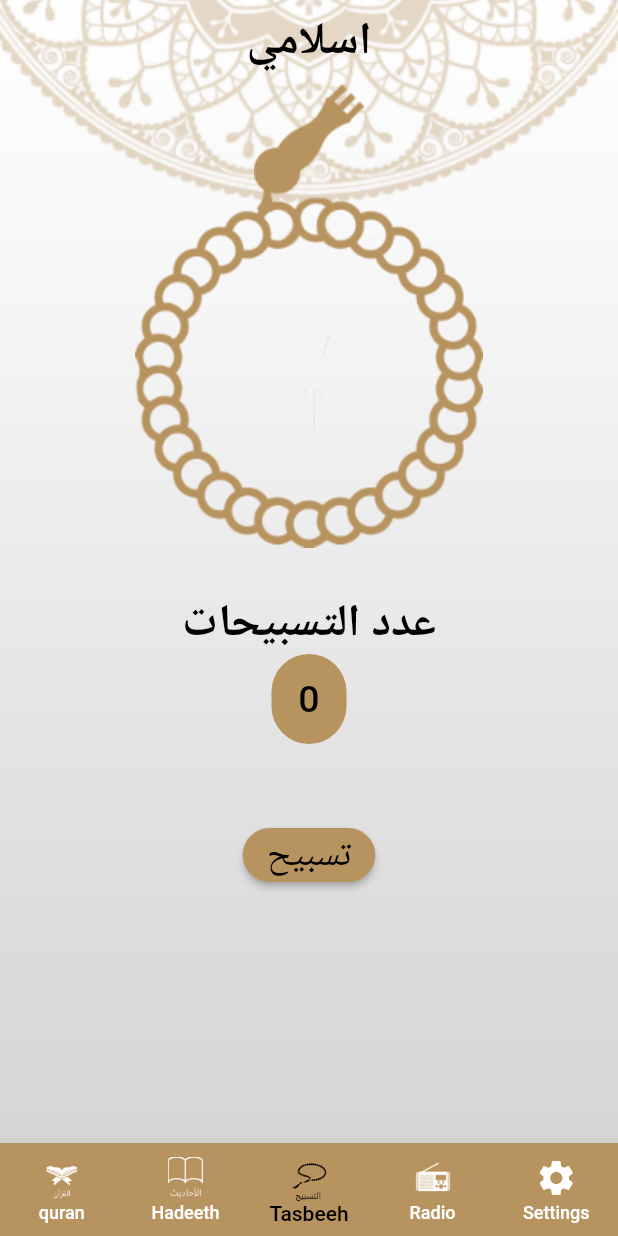
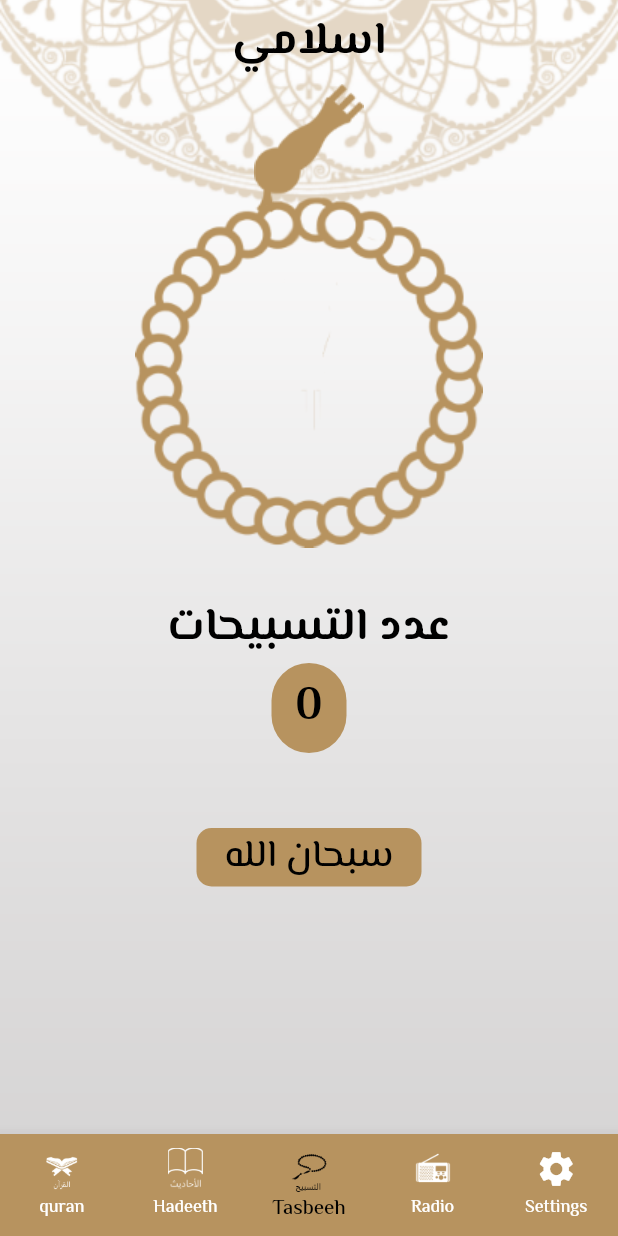
Before and after one commit to husseiiin258/islami_app, a Flutter app: the screen it shows after launch, item 3 of the bottom bar chosen, on a phone screen of 412 x 824 dp. Run offline on Flutter 3.47's test engine with Material 2 defaults, Android fonts, the phone set to English and light mode, and no system bars; our stand-ins replace google_fonts.

Commit message:
finish islami app

```diff
--- a/lib/core/theme/application_theme.dart
+++ b/lib/core/theme/application_theme.dart
@@ -1,13 +1,12 @@
 import 'package:flutter/material.dart';
+import 'package:google_fonts/google_fonts.dart';
 
 class ApplicationTheme {
   static ThemeData lightTheme = ThemeData(
-    primaryColor: const Color(0xFFB7935F),
+      primaryColor: Color(0xFFB7935F),
       scaffoldBackgroundColor: Colors.transparent,
       appBarTheme: const AppBarTheme(
-        iconTheme: IconThemeData(
-          color: Colors.black
-        ),
+        iconTheme: IconThemeData(color: Colors.black),
         elevation: 0,
         backgroundColor: Colors.transparent,
         centerTitle: true,
@@ -26,16 +25,15 @@ class ApplicationTheme {
         unselectedItemColor: Colors.white,
       ),
   textTheme: TextTheme(
-    titleLarge: TextStyle(
-        fontSize: 30, fontWeight: FontWeight.bold, color: Colors.black),
-    bodyLarge: TextStyle(
-        fontSize: 30, fontWeight: FontWeight.bold, color: Colors.black),
-    bodyMedium: TextStyle(
-        fontSize: 25, fontWeight: FontWeight.w500, color: Colors.black),
-    bodySmall: TextStyle(
-        fontSize: 20, fontWeight: FontWeight.w400, color: Colors.black),
-
-  ));
+        titleLarge: GoogleFonts.elMessiri(
+            fontSize: 30, fontWeight: FontWeight.bold, color: Colors.black),
+        bodyLarge: GoogleFonts.elMessiri(
+            fontSize: 30, fontWeight: FontWeight.bold, color: Colors.black),
+        bodyMedium: GoogleFonts.elMessiri(
+            fontSize: 25, fontWeight: FontWeight.w500, color: Colors.black),
+        bodySmall: GoogleFonts.elMessiri(
+            fontSize: 20, fontWeight: FontWeight.w400, color: Colors.black),
+      ));
 
 
   static ThemeData darkTheme = ThemeData(
--- a/lib/layout/home_layout.dart
+++ b/lib/layout/home_layout.dart
@@ -26,16 +26,20 @@ class _HomeLayoutState extends State<HomeLayout> {
 
   @override
   Widget build(BuildContext context) {
+    var theme = Theme.of(context);
     return Container(
-      decoration:const BoxDecoration(
-        image: DecorationImage(image:AssetImage("assets/images/background.png") ,
-        fit: BoxFit.cover)
-      ),
+      decoration: const BoxDecoration(
+          image: DecorationImage(
+              image: AssetImage("assets/images/background.png"),
+              fit: BoxFit.cover)),
       child: Scaffold(
         backgroundColor: Colors.transparent,
         appBar: AppBar(
           centerTitle: true,
-          title: const Text("اسلامي"),
+          title: Text(
+            "اسلامي",
+            style: theme.textTheme.titleLarge,
+          ),
         ),
         body: screens[selectedIndex],
         bottomNavigationBar: BottomNavigationBar(
@@ -43,7 +47,6 @@ class _HomeLayoutState extends State<HomeLayout> {
             setState(() {
               selectedIndex = index;
             });
-
           },
           currentIndex:selectedIndex ,
           items: const [
--- a/lib/moduls/hadeeth/hadeeth_view.dart
+++ b/lib/moduls/hadeeth/hadeeth_view.dart
@@ -70,7 +70,6 @@ class _HadeethViewState extends State<HadeethView> {
           HadeethContent(title: title, content: content);
       allHadeethContent.add(hadeethContent);
       setState(() {});
-      print(title);
     }
   }
 }
--- a/lib/moduls/quran/quran_details_view.dart
+++ b/lib/moduls/quran/quran_details_view.dart
@@ -14,8 +14,6 @@ class QuranDetailsView extends StatefulWidget {
 
 class _QuranDetailsViewState extends State<QuranDetailsView> {
   String content = "";
-  static int counter = 1;
-
   List<String> allVerses = [];
 
   @override
@@ -34,7 +32,10 @@ class _QuranDetailsViewState extends State<QuranDetailsView> {
               fit: BoxFit.cover)),
       child: Scaffold(
         appBar: AppBar(
-          title: Text("اسلامي"),
+          title: Text(
+            "اسلامي",
+            style: theme.textTheme.titleLarge,
+          ),
         ),
         body: Container(
           margin: EdgeInsets.only(left: 30 , right: 30 , top: 30 , bottom: 120),
@@ -88,6 +89,5 @@ class _QuranDetailsViewState extends State<QuranDetailsView> {
     allVerses = lines;
 
     setState(() {});
-    print(allVerses[index]);
   }
 }
--- a/lib/moduls/tasbeeh/tasbeeh_view.dart
+++ b/lib/moduls/tasbeeh/tasbeeh_view.dart
@@ -9,6 +9,10 @@ class TasbeehView extends StatefulWidget {
 
 class _TasbeehViewState extends State<TasbeehView> {
   int counter = 0;
+  double angle = 0;
+
+  List<String> tasbeeh = ["سبحان الله", "الحمدلله", "الله أكبر"];
+  int currentIndex = 0;
 
   @override
   Widget build(BuildContext context) {
@@ -17,14 +21,28 @@ class _TasbeehViewState extends State<TasbeehView> {
         child: Column(
       children: [
         Stack(
+          alignment: Alignment.topCenter,
           children: [
             Center(
               child: Image.asset("assets/images/head_of_seb7a.png"),
             ),
             Container(
               margin: EdgeInsets.only(top: 75, bottom: 30),
-              child:
-                  Center(child: Image.asset("assets/images/body_of_seb7a.png")),
+              child: Transform.rotate(
+                  angle: angle,
+                  child: Theme(
+                    data: ThemeData(
+                      splashColor: Colors.transparent,
+                      highlightColor: Colors.transparent,
+                    ),
+                    child: InkWell(
+                        onTap: () {
+                          clickOnImage();
+                        },
+                        child: Center(
+                            child: Image.asset(
+                                "assets/images/body_of_seb7a.png"))),
+                  )),
             ),
           ],
         ),
@@ -41,26 +59,37 @@ class _TasbeehViewState extends State<TasbeehView> {
             color: Color(0xFFFB7935F),
             borderRadius: BorderRadius.circular(25),
           ),
-          child: Text("$counter"),
+          child: Text(
+            "$counter",
+            style: theme.textTheme.bodyLarge,
+          ),
         ),
-        ElevatedButton(
-          onPressed: () {
-            setState(() {
-              counter = counter + 1;
-            });
-          },
+        Container(
+          alignment: Alignment.center,
+          decoration: BoxDecoration(
+              color: theme.primaryColor,
+              borderRadius: BorderRadius.circular(10)),
+          width: 150,
           child: Text(
-            "تسبيح",
+            "${tasbeeh[currentIndex]}",
             style: theme.textTheme.bodyMedium,
-          ),
-          style: ElevatedButton.styleFrom(
-            primary: Color(0xFFFB7935F),
-            shape: RoundedRectangleBorder(
-              borderRadius: BorderRadius.circular(30.0),
-            ),
           ),
         )
       ],
     ));
   }
+
+  void clickOnImage() {
+    angle += 3;
+    if (counter == 30) {
+      counter = 0;
+      currentIndex++;
+      if (currentIndex > 2) {
+        currentIndex = 0;
+      }
+    }
+    counter++;
+
+    setState(() {});
+  }
 }
--- a/pubspec.yaml
+++ b/pubspec.yaml
@@ -32,9 +32,11 @@ dependencies:
     sdk: flutter
 
 
+
   # The following adds the Cupertino Icons font to your application.
   # Use with the CupertinoIcons class for iOS style icons.
   cupertino_icons: ^1.0.2
+  google_fonts: ^6.1.0
 
 dev_dependencies:
   flutter_test:
```
Also changed, not shown: pubspec.lock.
